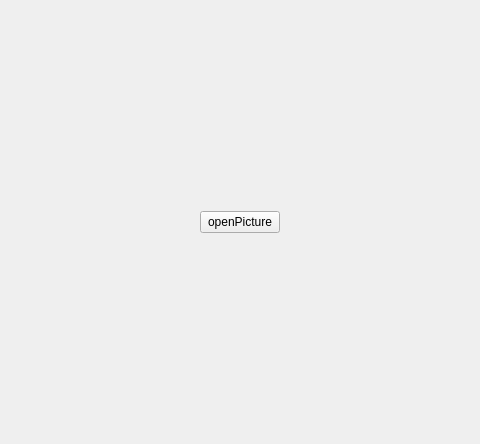
dependon/simple-image-filter, file src/mainwidget.ui: the form before one commit; both pictures show x 198 to 678 and y 0 to 444 of the 876 by 444 pixel window.
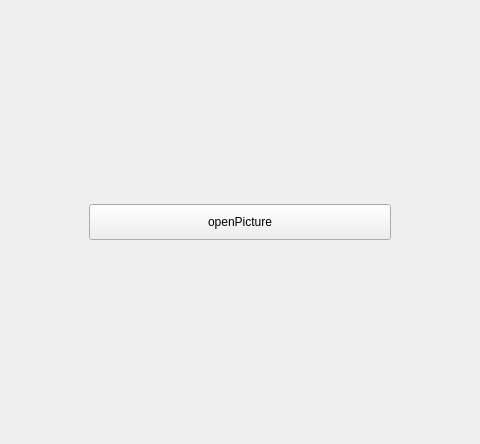
The form after the commit. Custom widgets are drawn as their Qt base class.

What changed in the file:
```diff
--- a/src/mainwidget.ui
+++ b/src/mainwidget.ui
@@ -54,6 +54,12 @@
        </item>
        <item row="0" column="1">
         <widget class="openImageButton" name="openPicture">
+         <property name="minimumSize">
+          <size>
+           <width>302</width>
+           <height>36</height>
+          </size>
+         </property>
          <property name="text">
           <string>openPicture</string>
          </property>
```
Left out of the diff: 2 changed lines with no effect on the pictures.
